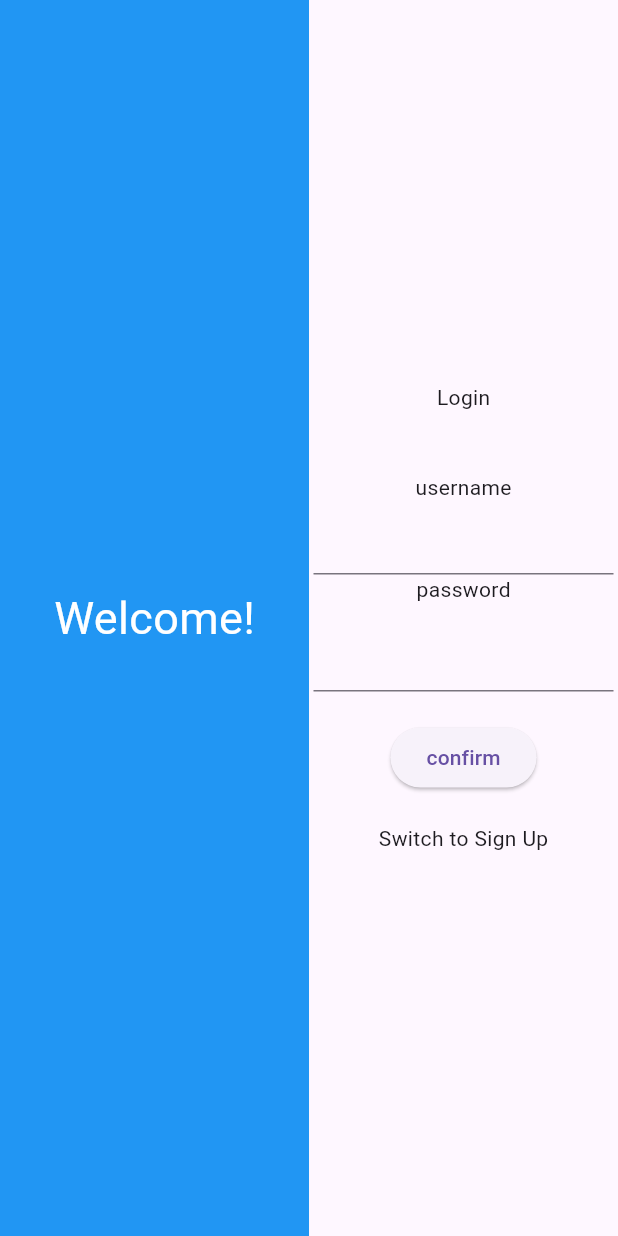
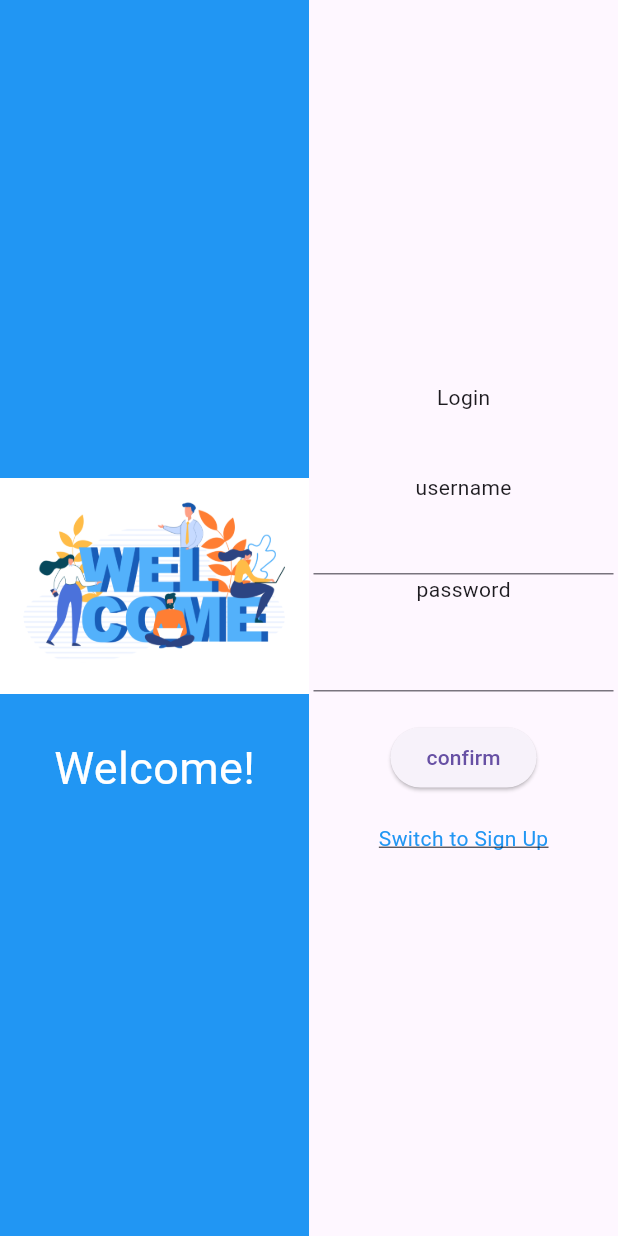
Before and after one commit to Group7C/Project7C, a Flutter app: the screen it shows after launch, on a phone screen of 412 x 824 dp. Run offline on Flutter 3.47's test engine with Material 3 defaults, Android fonts, the light colour scheme and no system bars.

Commit message:
added image on left hand side, needs changing to a better one

```diff
--- a/flutter_project/lib/login_screen.dart
+++ b/flutter_project/lib/login_screen.dart
@@ -34,9 +34,14 @@ class _LoginScreenState extends State<LoginScreen> {
             height: height,
             width: width * 0.5,
             child: Container(
-
                 color: Colors.blue,
-                child: const Center(child: Text("Welcome!", style: TextStyle(color: Colors.white, fontSize: 30),)),
+                child: Column(
+                  mainAxisAlignment: MainAxisAlignment.center,
+                  children: [
+                    SizedBox(height: 200, width: 300 ,child: Image.asset("assets/welcome_image.jpg")),
+                    const Text("Welcome!", style: TextStyle(color: Colors.white, fontSize: 30),),
+                  ],
+                ),
                 ),
           ),
           // second half of the login screen USER DETAILS
@@ -84,7 +89,7 @@ class _LoginScreenState extends State<LoginScreen> {
                       }
                     });
                   },
-                  child: Text(getButtonText()),
+                  child: Text(getButtonText(), style: TextStyle(color: Colors.blue, decoration: TextDecoration.underline),),
                 )
               ],
             ),
--- a/flutter_project/pubspec.yaml
+++ b/flutter_project/pubspec.yaml
@@ -59,7 +59,8 @@ flutter:
   uses-material-design: true
 
   # To add assets to your application, add an assets section, like this:
-  # assets:
+  assets:
+    - assets/
   #   - images/a_dot_burr.jpeg
   #   - images/a_dot_ham.jpeg
 
```
Also changed, not shown: flutter_project/assets/welcome_image.jpg (added).
